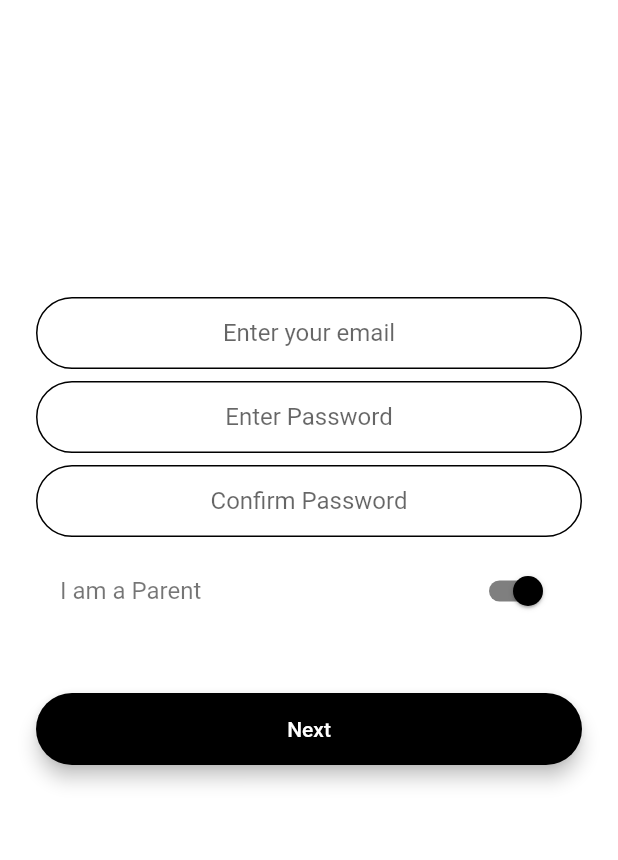
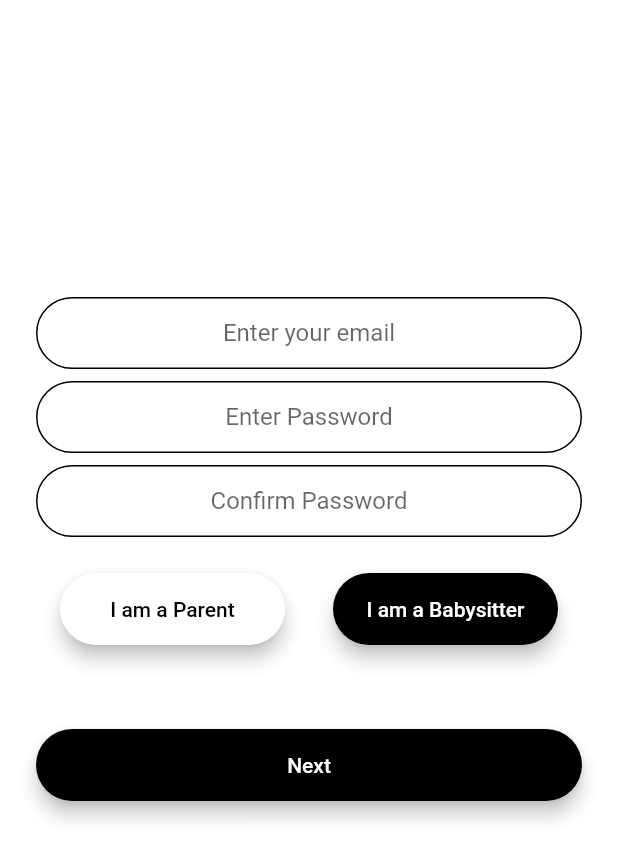
Before and after one commit to gokulskannan1993/babysitter_booking_app, a Flutter app: the RegisterScreen screen opened by its route, after a tap on "I am a Babysitter", on a phone screen of 412 x 824 dp. Shown: the top 860 px of the screen. Run offline on Flutter 3.47's test engine with Material 2 defaults, Android fonts, the phone set to English and light mode, and no system bars; our stand-ins replace cloud_firestore, firebase_auth, firebase_core, firebase_storage, google_maps_flutter, image_picker and 5 more; accounts and stored records are empty; network calls fail.

Commit message:
babysitter/parent selector to button, profile_edit_screen.dart complete

```diff
--- a/lib/main.dart
+++ b/lib/main.dart
@@ -1,6 +1,7 @@
 import 'package:babysitter_booking_app/screens/home_screen.dart';
 import 'package:babysitter_booking_app/screens/login_screen.dart';
 import 'package:babysitter_booking_app/screens/map_screen.dart';
+import 'package:babysitter_booking_app/screens/profile_edit_screen.dart';
 import 'package:babysitter_booking_app/screens/profile_screen.dart';
 import 'package:babysitter_booking_app/screens/register_screen.dart';
 import 'package:babysitter_booking_app/screens/user_screen.dart';
@@ -32,6 +33,7 @@ class BabysitterBookingApp extends StatelessWidget {
         UserScreen.routeName: (context) => UserScreen(),
         AddJobScreen.routeName: (context) => AddJobScreen(),
         SelectBabysitter.routeName: (context) => SelectBabysitter(),
+        ProfileEditScreen.routeName: (context) => ProfileEditScreen(),
       },
     );
   }
--- a/lib/screens/home_screen.dart
+++ b/lib/screens/home_screen.dart
@@ -187,7 +187,7 @@ class _HomeScreenState extends State<HomeScreen> {
                                   child: CustomLargeButton(
                                     backgroundColor: kSecondaryColor,
                                     textColor: kPrimaryColor,
-                                    btnText: "Add Job",
+                                    btnText: "+ Create Job",
                                     minWidth: 150,
                                     onPressed: () {
                                       Navigator.pushNamed(
--- a/lib/screens/register_screen.dart
+++ b/lib/screens/register_screen.dart
@@ -38,9 +38,9 @@ class _RegisterScreen extends State<RegisterScreen> {
       confirmPassword,
       phone;
   int minWage = 10;
-  bool isParent = false;
   bool saving = false;
   String roleString = "I am a Babysitter";
+  String userType = "Parent";
   @override
   Widget build(BuildContext context) {
     if (state == "email") {
@@ -90,23 +90,42 @@ class _RegisterScreen extends State<RegisterScreen> {
                 SizedBox(
                   height: 8.0,
                 ),
-                SwitchListTile(
-                    title: Text(
-                      roleString,
-                      style: TextStyle(
-                        color: kMediumDarkText,
-                      ),
+
+                Row(
+                  mainAxisAlignment: MainAxisAlignment.spaceAround,
+                  children: [
+                    CustomLargeButton(
+                      backgroundColor: userType == "Parent"
+                          ? kSecondaryColor
+                          : kPrimaryColor,
+                      textColor: userType == "Parent"
+                          ? kPrimaryColor
+                          : kSecondaryColor,
+                      minWidth: 150,
+                      btnText: "I am a Parent",
+                      onPressed: () {
+                        setState(() {
+                          userType = "Parent";
+                        });
+                      },
                     ),
-                    activeColor: kSecondaryColor,
-                    inactiveThumbColor: kSecondaryColor,
-                    value: isParent,
-                    onChanged: (bool value) {
-                      setState(() {
-                        isParent = value;
-                        roleString =
-                            value ? "I am a Parent" : "I am a Babysitter";
-                      });
-                    }), // isParent
+                    CustomLargeButton(
+                      backgroundColor: userType == "Babysitter"
+                          ? kSecondaryColor
+                          : kPrimaryColor,
+                      textColor: userType == "Babysitter"
+                          ? kPrimaryColor
+                          : kSecondaryColor,
+                      minWidth: 150,
+                      btnText: "I am a Babysitter",
+                      onPressed: () {
+                        setState(() {
+                          userType = "Babysitter";
+                        });
+                      },
+                    ),
+                  ],
+                ),
                 SizedBox(
                   height: 24.0,
                 ),
@@ -117,7 +136,7 @@ class _RegisterScreen extends State<RegisterScreen> {
                     backgroundColor: kSecondaryColor,
                     btnText: "Next",
                     onPressed: () {
-                      if (isParent) {
+                      if (userType == "Parent") {
                         user = Parent();
                       } else {
                         user = Babysitter();
@@ -130,44 +149,6 @@ class _RegisterScreen extends State<RegisterScreen> {
                         });
                       }
                     },
-                    // onPressed: () async {
-                    //   //for the spinner
-                    //   setState(() {
-                    //     saving = true;
-                    //   });
-                    //   try {
-                    //     //creating the new user at auth
-                    //     final newUser =
-                    //         await _auth.createUserWithEmailAndPassword(
-                    //             email: email, password: password);
-                    //     if (newUser != null) {
-                    //       //create an entry of the user in the firestore
-                    //       _firestore
-                    //           .collection("users")
-                    //           .doc(newUser.user.uid)
-                    //           .set({
-                    //         'name': name,
-                    //         'email': email,
-                    //         'role': isParent ? "Parent" : "Babysitter",
-                    //         'about': "Add Detail Here",
-                    //         'location': address,
-                    //         'phone': phone,
-                    //         'followers': "0",
-                    //         "recommends": "0",
-                    //         "rating": "0",
-                    //       });
-                    //
-                    //       Navigator.pushNamed(
-                    //           context, ProfileScreen.routeName);
-                    //     }
-                    //     //for the spinner
-                    //     setState(() {
-                    //       saving = false;
-                    //     });
-                    //   } catch (e) {
-                    //     print(e);
-                    //   }
-                    // },
                   ),
                 ), // Register Button
               ],
```
Also changed, not shown: lib/screens/profile_edit_screen.dart (added, +319 -0 lines), lib/screens/profile_screen.dart (+24 -2 lines).
